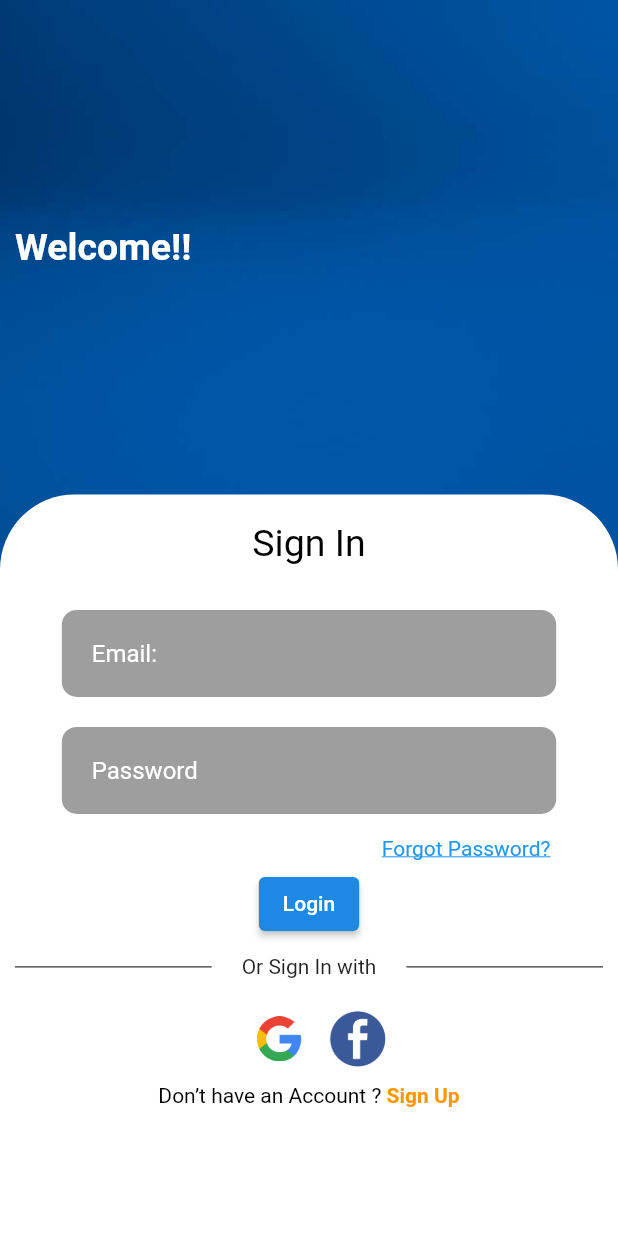
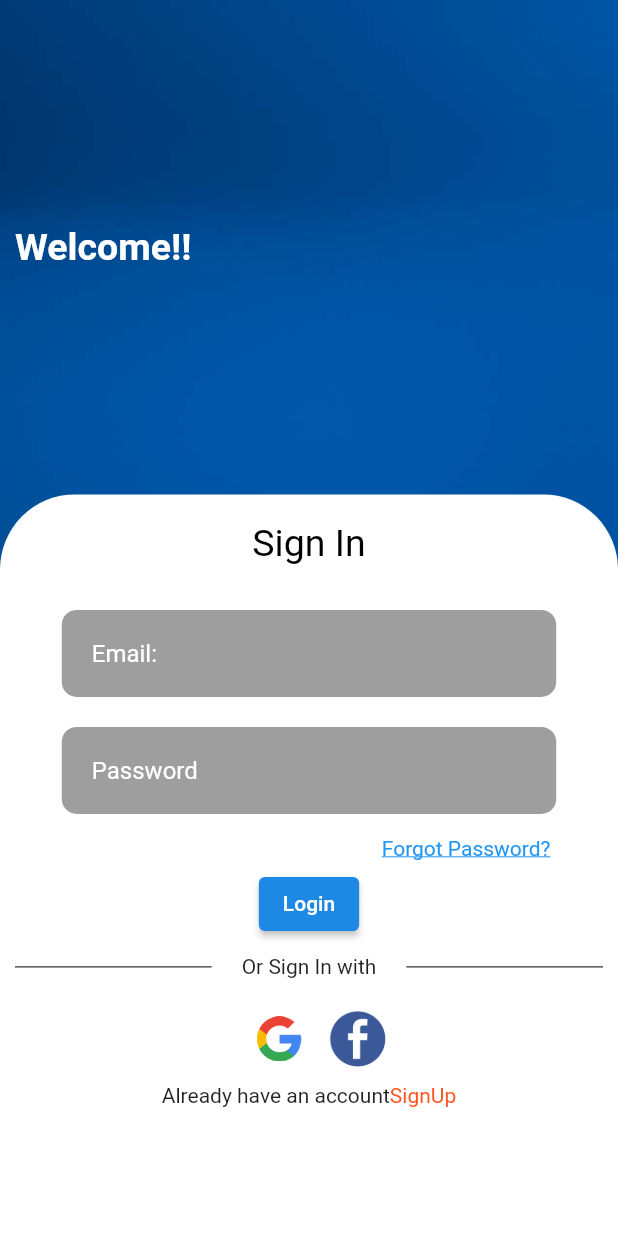
Before and after one commit to Sri568/Neww-Feed, a Flutter app: the screen it shows after launch, on a phone screen of 412 x 824 dp. Run offline on Flutter 3.47's test engine with Material 2 defaults, Android fonts, the phone set to English and light mode, and no system bars; missing offline and left inert: dart:ffi.

Commit message:
bug resolved

```diff
--- a/lib/compnents/alreadyhaveanactcheck.dart
+++ /dev/null
@@ -1,39 +0,0 @@
-import 'package:flutter/material.dart';
-
-class AlreadyHaveAnAccountCheck extends StatelessWidget {
-  final bool login;
-  final Function press;
-  const AlreadyHaveAnAccountCheck({
-    Key? key,
-    required this.login,
-    required this.press,
-  }) : super(key: key);
-
-  @override
-  Widget build(BuildContext context) {
-    return Container(
-      margin: EdgeInsets.only(bottom: 10.0),
-      child: Row(
-        mainAxisAlignment: MainAxisAlignment.center,
-        children: <Widget>[
-          Text(
-            login ? "Don’t have an Account ? " : "Already have an Account ? ",
-            style: TextStyle(color: Colors.black),
-          ),
-          GestureDetector(
-            onTap: (){
-              press;
-            },
-            child: Text(
-              login ? "Sign Up" : "Sign In",
-              style: TextStyle(
-                color: Colors.orange,
-                fontWeight: FontWeight.bold,
-              ),
-            ),
-          )
-        ],
-      ),
-    );
-  }
-}
--- a/lib/home/newsparse.dart
+++ b/lib/home/newsparse.dart
@@ -2,7 +2,6 @@
 //
 //     final newsParse = newsParseFromJson(jsonString);
 
-import 'package:meta/meta.dart';
 import 'dart:convert';
 
 NewsParse newsParseFromJson(String str) => NewsParse.fromJson(json.decode(str));
--- a/lib/signin/signin.dart
+++ b/lib/signin/signin.dart
@@ -2,12 +2,12 @@ import 'dart:ffi';
 
 import 'package:flutter/cupertino.dart';
 import 'package:flutter/material.dart';
-import 'package:newsfeed/compnents/alreadyhaveanactcheck.dart';
 import 'package:newsfeed/compnents/forgot_password.dart';
 import 'package:newsfeed/compnents/rounded_input_field.dart';
 import 'package:newsfeed/compnents/rounded_password_field.dart';
 import 'package:newsfeed/home/home.dart';
 import 'package:newsfeed/signin/signinparse.dart';
+import 'package:newsfeed/signup.dart';
 
 
 import '../compnents/signin_divider_text.dart';
@@ -77,7 +77,10 @@ class _SignInState extends State<SignIn> {
                           RoundedPasswordField(onChanged: (value) => password=value),
                           ForgotPassword(),
                           ElevatedButton(
-                            onPressed: () => _signInCall(context),
+                            onPressed: (){
+                              showLoaderDialog(context);
+                              _signInCall(context);
+                            },
                             child: Text(
                               "Login",
                               style: TextStyle(color: Colors.white),
@@ -106,7 +109,18 @@ class _SignInState extends State<SignIn> {
                     ],
                   ),
                 ),
-                    AlreadyHaveAnAccountCheck(login: true, press: (){})
+                 Row(
+                   mainAxisAlignment: MainAxisAlignment.center,
+                   children: [
+                     Text('Already have an account'),
+                     GestureDetector(
+                       onTap: (){
+                          callSignUp(context);
+                       },
+                       child: Text('SignUp',style: TextStyle(color: Colors.deepOrange),),
+                     )
+                   ],
+                 )
                   ],
                 ),
               ),
@@ -117,7 +131,7 @@ class _SignInState extends State<SignIn> {
 
   _signInCall(BuildContext context) async {
 
-    var response = await new APIManager().signInNetworkCall("test@gmail.com", "test");
+    var response = await new APIManager().signInNetworkCall(userName,password);
     var decoded;
 
     try {
@@ -160,4 +174,25 @@ class _SignInState extends State<SignIn> {
       ScaffoldMessenger.of(context).showSnackBar(snackBar);
     });
   }
+
+  showLoaderDialog(BuildContext context){
+    AlertDialog alert=AlertDialog(
+      content: new Row(
+        children: [
+          CircularProgressIndicator(),
+          Container(margin: EdgeInsets.only(left: 7),child:Text("Loading..." )),
+        ],),
+    );
+    showDialog(barrierDismissible: false,
+      context:context,
+      builder:(BuildContext context){
+        return alert;
+      },
+    );
+  }
+
+  callSignUp(BuildContext context) {
+    Navigator.pushReplacement(
+        context, MaterialPageRoute(builder: (context) => SignUp()));
+  }
 }
```
Also changed, not shown: lib/compnents/rounded_button.dart (deleted, +0 -36 lines), lib/home/favorites.dart (+7 -6 lines), lib/home/news.dart (+7 -6 lines), lib/model/newsdata.dart (added, +19 -0 lines), lib/model/newsmodel.dart (deleted, +0 -27 lines), lib/network/signupapi.dart (added, +30 -0 lines), lib/signup.dart (+104 -9 lines).
